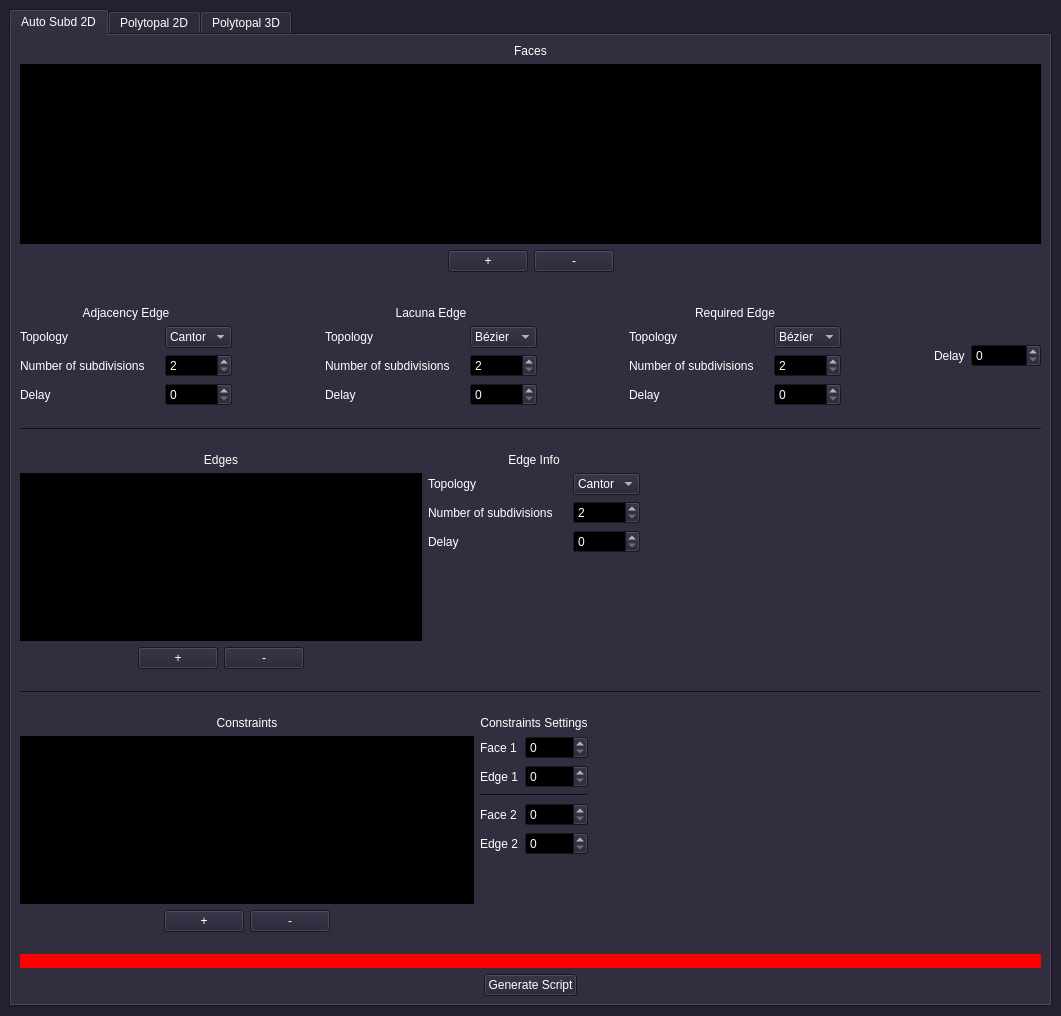
Above: src/gui/mainwindow.ui from borisbordeaux/Auto_Frac before the change. Below: the same form after it.
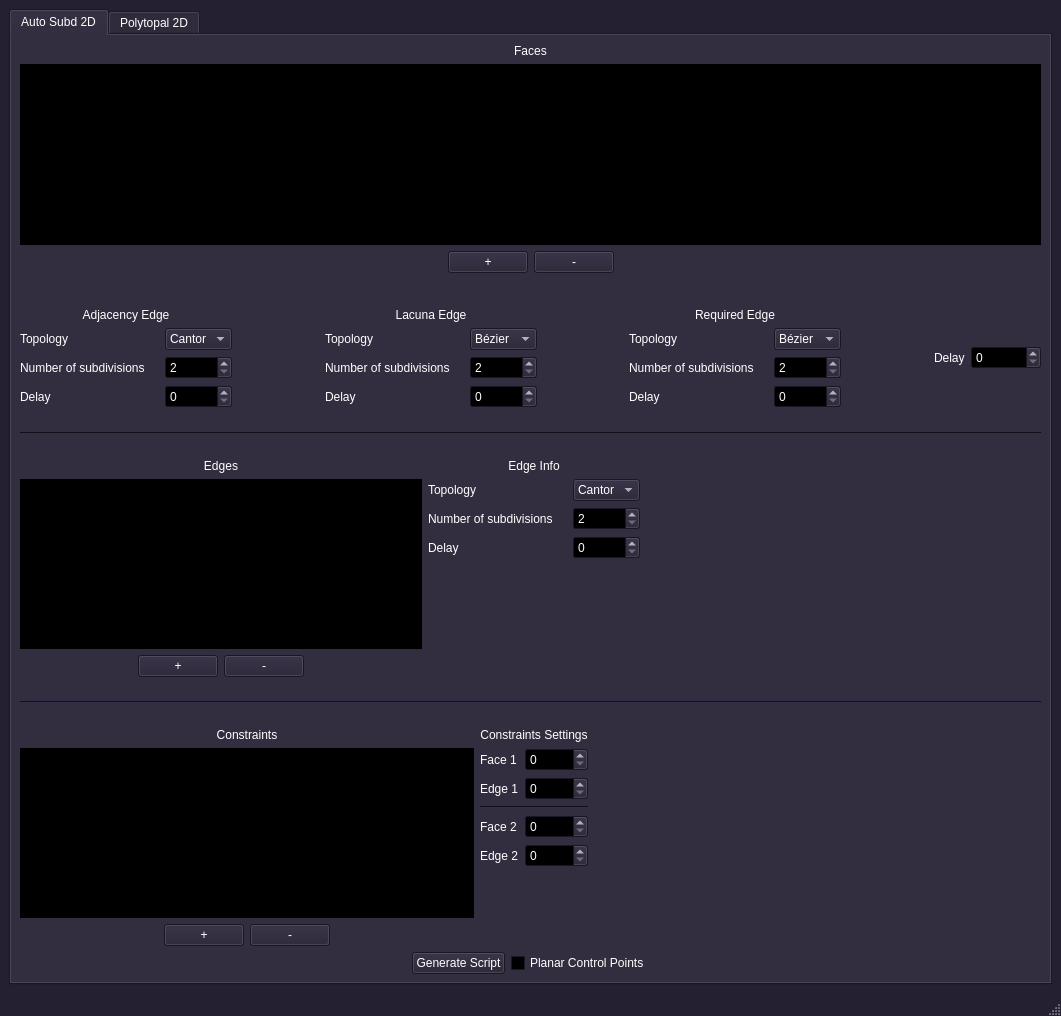
That is the form after the change.

Commit message: Added one face export for polytopal fractal. Added status bar for messages

The edit to the form file:
```diff
--- a/src/gui/mainwindow.ui
+++ b/src/gui/mainwindow.ui
@@ -1358,35 +1358,6 @@
             </item>
            </layout>
           </item>
-          <item>
-           <spacer name="verticalSpacer_3">
-            <property name="orientation">
-             <enum>Qt::Vertical</enum>
-            </property>
-            <property name="sizeHint" stdset="0">
-             <size>
-              <width>20</width>
-              <height>40</height>
-             </size>
-            </property>
-           </spacer>
-          </item>
-          <item>
-           <widget class="QLabel" name="label_log">
-            <property name="autoFillBackground">
-             <bool>false</bool>
-            </property>
-            <property name="styleSheet">
-             <string notr="true">QLabel{background-color: #ff0000; color: #fff;}</string>
-            </property>
-            <property name="text">
-             <string/>
-            </property>
-            <property name="alignment">
-             <set>Qt::AlignCenter</set>
-            </property>
-           </widget>
-          </item>
           <item>
            <layout class="QHBoxLayout" name="horizontalLayout_7">
             <item>
@@ -1412,6 +1383,13 @@
               </property>
              </widget>
             </item>
+            <item>
+             <widget class="QCheckBox" name="checkBox_planarControlPoints">
+              <property name="text">
+               <string>Planar Control Points</string>
+              </property>
+             </widget>
+            </item>
             <item>
              <spacer name="horizontalSpacer_14">
               <property name="orientation">
@@ -1489,11 +1467,6 @@
         </item>
        </layout>
       </widget>
-      <widget class="QWidget" name="tab_3">
-       <attribute name="title">
-        <string>Polytopal 3D</string>
-       </attribute>
-      </widget>
      </widget>
     </item>
    </layout>
@@ -1508,6 +1481,7 @@
     </rect>
    </property>
   </widget>
+  <widget class="QStatusBar" name="statusBar"/>
  </widget>
  <resources/>
  <connections>
```
Left out of the diff: 488 changed lines with no effect on the pictures. The commit also changes 11 other files.
